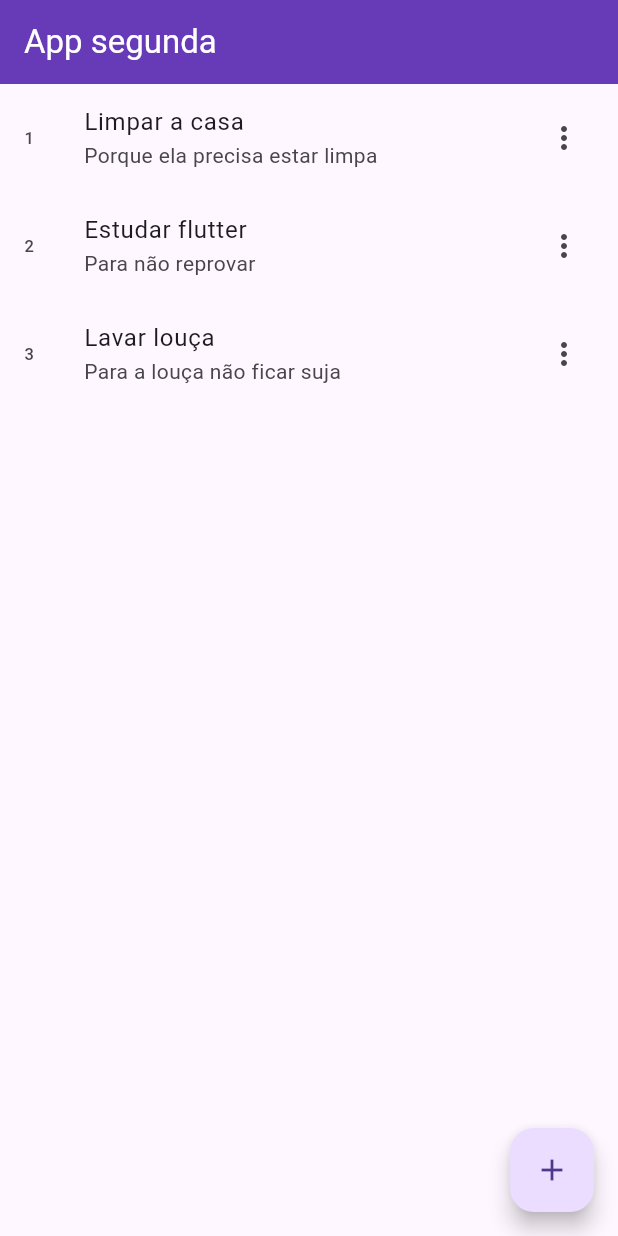
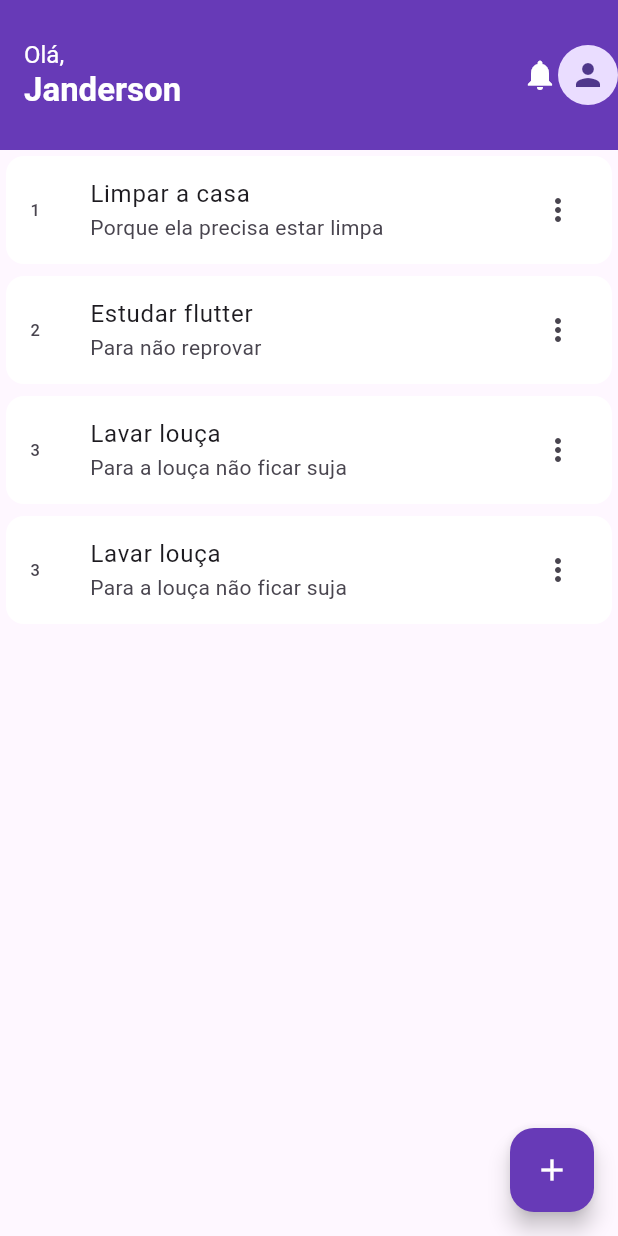
Before and after one commit to JandersonThomaz/ToDo_Segunda, a Flutter app: the screen it shows after launch, on a phone screen of 412 x 824 dp. Run offline on Flutter 3.47's test engine with Material 3 defaults, Android fonts, the light colour scheme and no system bars.

Commit message:
Alterações da aula 01/09/2025

```diff
--- a/lib/main.dart
+++ b/lib/main.dart
@@ -1,3 +1,4 @@
+import 'package:app_segunda/screens/adicionar_task_screen.dart';
 import 'package:app_segunda/services/Tarefa_service.dart';
 import 'package:flutter/material.dart';
 
@@ -16,23 +17,56 @@ class MainApp extends StatelessWidget {
       theme: ThemeData(
         appBarTheme: AppBarTheme(
           backgroundColor: Colors.deepPurple,
-          foregroundColor: Colors.white
-        )
+          foregroundColor: Colors.white,
+          toolbarHeight: 100,
+        ),
+        floatingActionButtonTheme: FloatingActionButtonThemeData(
+          backgroundColor: Colors.deepPurple,
+          foregroundColor: Colors.white,
+        ),
       ),
       home: Scaffold(
         appBar: AppBar(
-          title: Text("App segunda"),
+          title: Column(
+            crossAxisAlignment: CrossAxisAlignment.start,
+            children: [
+              Text("Olá,", style: TextStyle(fontSize: 16)),
+              Text("Janderson", style: TextStyle(fontWeight: FontWeight.w700)),
+            ],
           ),
-        body: ListView.builder(
-          itemCount: tarefas.length,
-          itemBuilder: (context, index) => ListTile(
-            leading: Text(tarefas[index].id.toString()),
-            title: Text(tarefas[index].nome),
-            subtitle: Text(tarefas[index].descricao),
-            trailing: Icon(Icons.more_vert),
-          )),
+          actions: [
+            Icon(Icons.notifications),
+            CircleAvatar(child: Icon(Icons.person)),
+          ],
+        ),
+        body: Column(
+          children: [
+            Expanded(
+              child: ListView.builder(
+                itemCount: tarefas.length,
+                itemBuilder: (context, index) => Card(
+                  color: Colors.white,
+                  elevation: 0,
+                  child: ListTile(
+                    leading: Text(tarefas[index].id.toString()),
+                    title: Text(tarefas[index].nome),
+                    subtitle: Text(tarefas[index].descricao),
+                    trailing: Icon(Icons.more_vert),
+                  ),
+                ),
+              ),
+            ),
+          ],
+        ),
         floatingActionButton: FloatingActionButton(
-          onPressed: null,
+          onPressed: () {
+            Navigator.push(
+              context,
+              MaterialPageRoute(
+                builder: (context) => const AdicionarTaskScreen(),
+              ),
+            );
+          },
           child: Icon(Icons.add),
         ),
       ),
--- a/lib/services/Tarefa_service.dart
+++ b/lib/services/Tarefa_service.dart
@@ -12,6 +12,7 @@ class TarefaService {
     tarefas.add(tarefa01);
     tarefas.add(tarefa02);
     tarefas.add(tarefa03);
+    tarefas.add(tarefa03);
 
 
     return tarefas;
```
Also changed, not shown: lib/screens/adicionar_task_screen.dart (added, +21 -0 lines).
